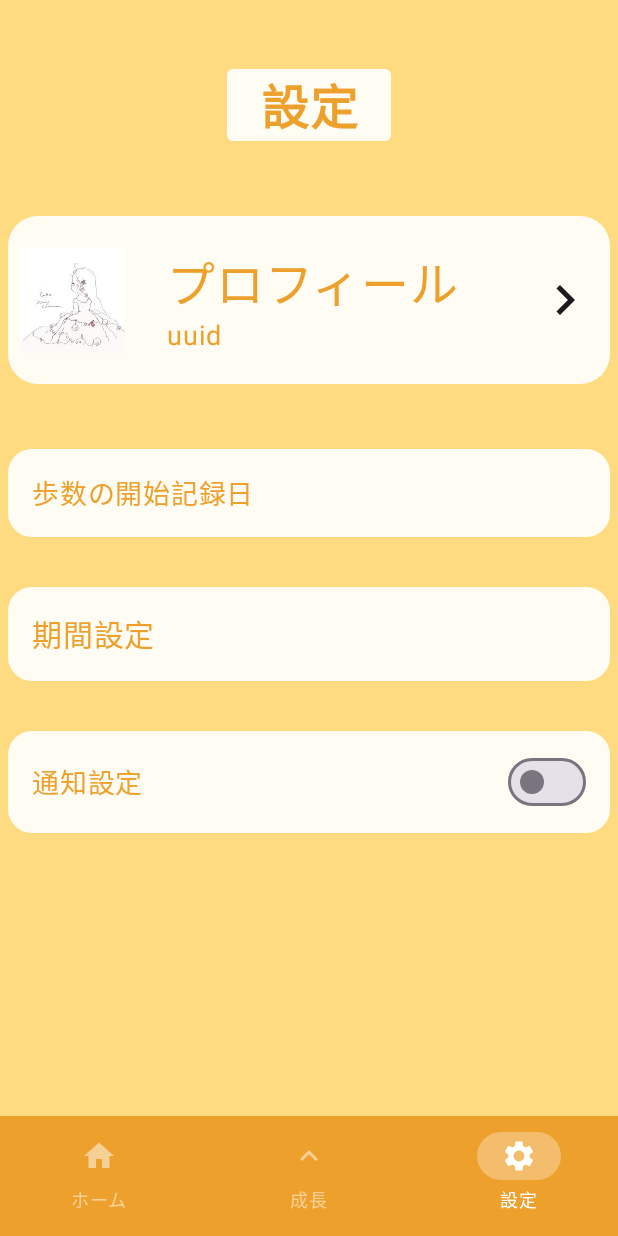
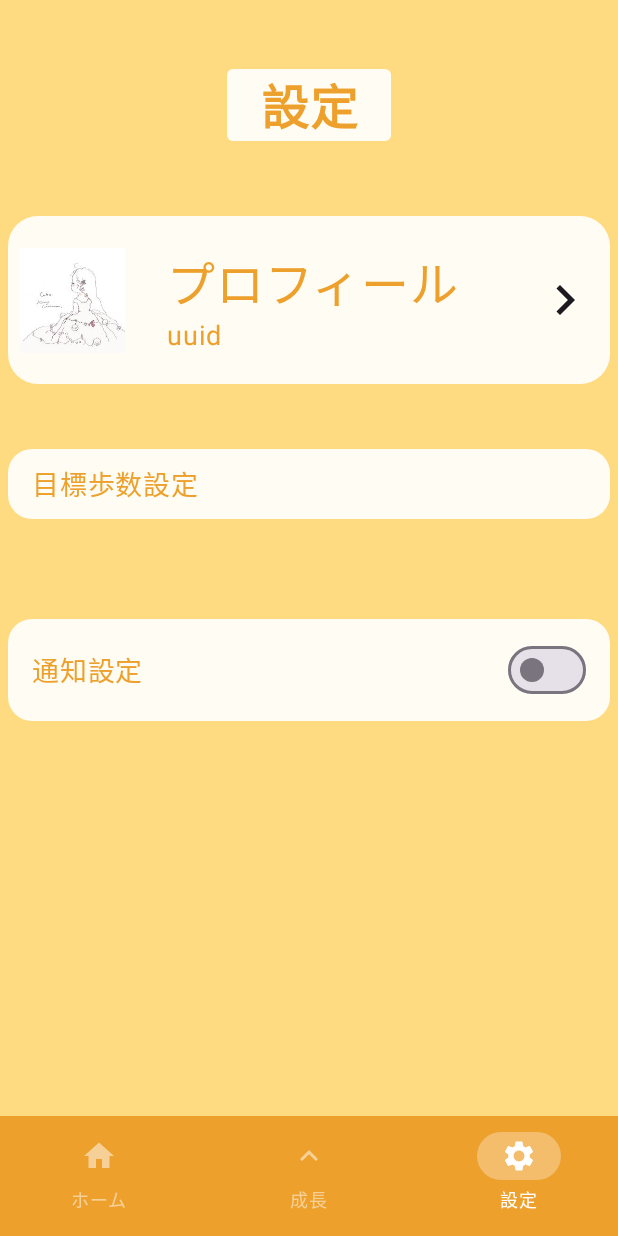
Before and after one commit to NID-kt/toryumon-team-f, an Android app built with Jetpack Compose: the SettingsScreen screen opened through its navigation route, on a phone screen of 412 x 824 dp. Run offline under Robolectric (Android 15) with nearby library versions, the phone set to English and light mode, and no system bars.

Commit message:
目標歩数を読み書きするダイアログを作成しました。

```diff
--- a/app/src/main/java/com/example/runningavater/settings/SettingsScreen.kt
+++ b/app/src/main/java/com/example/runningavater/settings/SettingsScreen.kt
@@ -14,6 +14,7 @@ import androidx.compose.foundation.layout.size
 import androidx.compose.foundation.shape.CircleShape
 import androidx.compose.foundation.shape.RoundedCornerShape
 import androidx.compose.material.icons.Icons
+import androidx.compose.material.icons.filled.Info
 import androidx.compose.material.icons.filled.KeyboardArrowRight
 import androidx.compose.material3.Icon
 import androidx.compose.material3.Switch
@@ -49,6 +50,9 @@ fun SettingsScreen(
     profileImageUri: Uri?,
     modifier: Modifier = Modifier,
 ) {
+    val openAlertDialog = remember { mutableStateOf(false) }
+    var checked by remember { mutableStateOf(false) }
+
     Column(
         horizontalAlignment = Alignment.CenterHorizontally,
         modifier =
@@ -57,6 +61,20 @@ fun SettingsScreen(
             .background(SungYellow)
             .padding(top = 46.dp)
     ) {
+        when {
+            openAlertDialog.value -> {
+                GoalSettingDialog(
+                    onDismissRequest = { openAlertDialog.value = false },
+                    onConfirmation = {
+                        openAlertDialog.value = false
+                        println("Confirmation registered") // Add logic here to handle confirmation.
+                    },
+                    dialogTitle = "Alert dialog example",
+                    dialogText = "This is an example of an alert dialog with buttons.",
+                    icon = Icons.Default.Info
+                )
+            }
+        }
         Text(
             text = "設定",
             fontSize = 32.sp,
@@ -70,108 +88,6 @@ fun SettingsScreen(
                 .padding(horizontal = 22.dp),
             textAlign = androidx.compose.ui.text.style.TextAlign.Center,
         )
-        ProfileSection(navController, profileImageUri)
-        GoalSettingsSection(navController)
-        SpanSettingsSection(navController)
-        NotificationSettingsSection()
-    }
-}
-
-@Composable
-fun GoalSettingsSection(
-    navController: NavHostController,
-    modifier: Modifier = Modifier,
-) {
-    Row(
-        modifier =
-        Modifier
-            .fillMaxWidth()
-//            .size(54.dp)
-            .clickable(onClick = { navController.navigate("settings/goalsettings") })
-            .padding(
-                vertical = 33.dp,
-                horizontal = 5.dp
-            )
-            .clip(RoundedCornerShape(16.dp))
-            .background(GranulatedSugar)
-            .padding(vertical = 16.dp),
-
-        verticalAlignment = Alignment.CenterVertically,
-    ) {
-        Text(
-            text = "歩数の開始記録日",
-            fontSize = 18.sp,
-            color = NuclearMango,
-            modifier =
-            Modifier
-                .padding(start = 16.dp)
-                .weight(1f),
-        )
-    }
-}
-
-@Composable
-fun SpanSettingsSection(navController: NavHostController) {
-    Row(
-        modifier =
-        Modifier
-            .fillMaxWidth()
-            .clickable(onClick = { navController.navigate("settings/spansettings") })
-            .padding(bottom = 33.dp)
-            .padding(horizontal = 5.dp)
-            .clip(RoundedCornerShape(16.dp))
-            .background(GranulatedSugar, shape = RoundedCornerShape(8.dp))
-            .padding(vertical = 16.dp),
-        verticalAlignment = Alignment.CenterVertically,
-    ) {
-        Text(
-            text = "期間設定",
-            fontSize = 20.sp,
-            color = NuclearMango,
-            modifier =
-            Modifier
-                .padding(start = 16.dp)
-                .weight(1f),
-        )
-    }
-}
-
-@Composable
-fun NotificationSettingsSection() {
-    var checked by remember { mutableStateOf(false) }
-
-    Row(
-        modifier =
-        Modifier
-            .fillMaxWidth()
-            .padding(horizontal = 5.dp)
-            .clip(RoundedCornerShape(16.dp))
-            .background(GranulatedSugar)
-            .padding(vertical = 10.dp),
-        verticalAlignment = Alignment.CenterVertically,
-    ) {
-        Text(
-            text = "通知設定",
-            fontSize = 18.sp,
-            color = NuclearMango,
-            modifier =
-            Modifier
-                .padding(start = 16.dp)
-                .weight(1f),
-        )
-        Switch(
-            checked = checked,
-            onCheckedChange = { checked = it },
-            modifier = Modifier.padding(end = 16.dp),
-        )
-    }
-}
-
-@Composable
-fun ProfileSection(
-    navController: NavHostController,
-    profileImageUri: Uri?,
-) {
         Row(
             modifier =
             Modifier
@@ -243,8 +159,58 @@ fun ProfileSection(
             )
 
         }
+        Row(
+            modifier = Modifier
+                .fillMaxWidth()
+                .padding(
+                    vertical = 33.dp,
+                    horizontal = 5.dp
+                )
+                .clip(RoundedCornerShape(16.dp))
+                .background(GranulatedSugar)
+                .padding(vertical = 10.dp)
+                .clickable { openAlertDialog.value = true }
+        ) {
+            Text(
+                "目標歩数設定",
+                fontSize = 18.sp,
+                color = NuclearMango,
+                modifier =
+                Modifier
+                    .padding(start = 16.dp)
+                    .weight(1f),
+            )
         }
-
+        Row(
+            modifier =
+            Modifier
+                .fillMaxWidth()
+                .padding(
+                    vertical = 33.dp,
+                    horizontal = 5.dp
+                )
+                .clip(RoundedCornerShape(16.dp))
+                .background(GranulatedSugar)
+                .padding(vertical = 10.dp),
+            verticalAlignment = Alignment.CenterVertically,
+        ) {
+            Text(
+                text = "通知設定",
+                fontSize = 18.sp,
+                color = NuclearMango,
+                modifier =
+                Modifier
+                    .padding(start = 16.dp)
+                    .weight(1f),
+            )
+            Switch(
+                checked = checked,
+                onCheckedChange = { checked = it },
+                modifier = Modifier.padding(end = 16.dp),
+            )
+        }
+    }
+}
 
 @Preview
 @Composable
```
Also changed, not shown: app/src/main/java/com/example/runningavater/PreferenceDatastore.kt (+8 -19 lines), app/src/main/java/com/example/runningavater/settings/GoalSettingDialog.kt (added, +108 -0 lines). Lines whose indentation alone changed are shown as unchanged.
